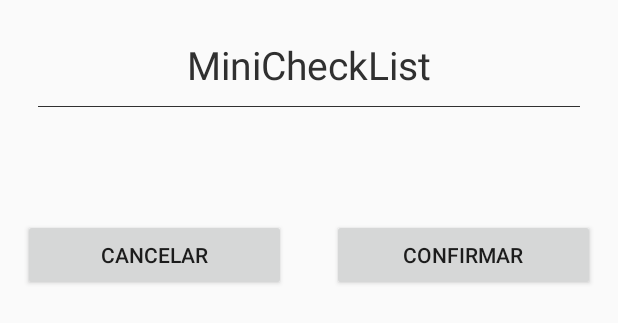
After one commit to willigro/MiniCheckList, an Android app: the layout dialog_confirm.xml on its own in the app's theme, with its tools: preview values and no code run, on a phone screen of 412 x 824 dp. The commit adds this screen. Shown: the top 323 px of the screen. Run offline under Robolectric (Android 15) with nearby library versions, the phone set to English and light mode, and no system bars.

Commit message:
Criado um fluxo de remocao inicial, nao implementa as melhores praticas, adicionada uma classe de dialog customizada

```diff
--- a/app/src/main/java/com/rittamann/minichecklist/ui/checklist/CheckListActivity.kt
+++ b/app/src/main/java/com/rittamann/minichecklist/ui/checklist/CheckListActivity.kt
@@ -16,7 +16,7 @@ import kotlinx.android.synthetic.main.activity_main.recyclerView
 
 class CheckListActivity : BaseActivity() {
 
-    private lateinit var adapter: RecyclerAdapterItem
+    private var adapter: RecyclerAdapterItem? = null
     private lateinit var viewModel: CheckListViewModel
 
     override fun onCreate(savedInstanceState: Bundle?) {
@@ -69,6 +69,7 @@ class CheckListActivity : BaseActivity() {
     }
 
     private fun initRecycler(list: List<Item>) {
+        if (adapter == null) {
             RecyclerAdapterItem(this, list).apply {
                 adapter = this
                 recyclerView.adapter = this
@@ -80,5 +81,8 @@ class CheckListActivity : BaseActivity() {
                     )
                 )
             }
+        } else {
+            adapter!!.forceUpdate(list)
         }
     }
+}
--- a/app/src/main/java/com/rittamann/minichecklist/ui/checklist/RecyclerAdapterItem.kt
+++ b/app/src/main/java/com/rittamann/minichecklist/ui/checklist/RecyclerAdapterItem.kt
@@ -49,6 +49,12 @@ class RecyclerAdapterItem(private val context: Context, private val list: List<I
         }
     }
 
+    fun forceUpdate(list: List<Item>) {
+        (this.list as ArrayList).clear()
+        this.list.addAll(list)
+        notifyDataSetChanged()
+    }
+
     class ViewHolderItem(itemView: View) : RecyclerView.ViewHolder(itemView) {
         val title: TextView = itemView.findViewById(R.id.txtTitle)
         val layout: View = itemView.findViewById(R.id.adapterLayout)
--- a/app/src/main/java/com/rittamann/minichecklist/ui/keepitem/KeepItemModel.kt
+++ b/app/src/main/java/com/rittamann/minichecklist/ui/keepitem/KeepItemModel.kt
@@ -8,4 +8,5 @@ class KeepItemModel(context: Context) {
     private val checkListDAO = CheckListDAO(context)
 
     fun update(item: Item) = checkListDAO.update(item)
+    fun delete(item: Item) = checkListDAO.delete(item)
 }
--- a/app/src/main/res/layout/activity_keep_item.xml
+++ b/app/src/main/res/layout/activity_keep_item.xml
@@ -6,7 +6,10 @@
         android:layout_height="match_parent"
         tools:context=".ui.keepitem.KeepItemActivity">
 
+    <include layout="@layout/toolbar"/>
+
     <EditText
+            android:layout_below="@+id/toolbar"
             android:id="@+id/editTextContent"
             android:minLines="10"
             android:gravity="top|start"
--- /dev/null
+++ b/app/src/main/res/layout/confirm_cancel_buttons_dialog.xml
@@ -0,0 +1,25 @@
+<?xml version="1.0" encoding="utf-8"?>
+<LinearLayout
+        xmlns:android="http://schemas.android.com/apk/res/android"
+        android:layout_marginTop="@dimen/margin_button_top"
+        android:orientation="horizontal"
+        android:layout_width="match_parent"
+        android:id="@+id/confirm_cancel_buttons"
+        android:gravity="center" android:layout_height="wrap_content">
+
+    <Button
+            android:layout_marginRight="@dimen/margin_between_buttons"
+            android:layout_marginEnd="@dimen/margin_between_buttons"
+            android:id="@+id/btn_cancel"
+            android:layout_weight="1"
+            android:text="@string/cancel"
+            style="@style/ButtonOK"/>
+
+    <Button
+            android:layout_marginStart="@dimen/margin_between_buttons"
+            android:layout_marginLeft="@dimen/margin_between_buttons"
+            android:id="@+id/btn_confirm"
+            android:layout_weight="1"
+            android:text="@string/confirm"
+            style="@style/Button"/>
+</LinearLayout>
--- /dev/null
+++ b/app/src/main/res/layout/dialog_confirm.xml
@@ -0,0 +1,16 @@
+<?xml version="1.0" encoding="utf-8"?>
+<LinearLayout xmlns:android="http://schemas.android.com/apk/res/android"
+              android:orientation="vertical"
+              android:layout_width="match_parent"
+              android:padding="@dimen/padding_form"
+              android:layout_height="wrap_content">
+
+    <include layout="@layout/dialog_title"/>
+
+    <TextView
+            android:layout_marginTop="@dimen/margin_button_top"
+            android:id="@+id/txt_message"
+            style="@style/TextViewMessageDialog"/>
+
+    <include layout="@layout/confirm_cancel_buttons_dialog"/>
+</LinearLayout>
--- /dev/null
+++ b/app/src/main/res/layout/dialog_title.xml
@@ -0,0 +1,12 @@
+<?xml version="1.0" encoding="utf-8"?>
+<LinearLayout xmlns:android="http://schemas.android.com/apk/res/android" xmlns:tools="http://schemas.android.com/tools"
+              android:orientation="vertical"
+              android:layout_width="match_parent"
+              android:layout_height="wrap_content">
+
+    <TextView
+            android:text="@string/app_name"
+            style="@style/TextViewTitleDialog"/>
+
+    <include layout="@layout/divider_custom"/>
+</LinearLayout>
--- /dev/null
+++ b/app/src/main/res/layout/divider_custom.xml
@@ -0,0 +1,8 @@
+<?xml version="1.0" encoding="utf-8"?>
+<LinearLayout
+        android:layout_below="@+id/viewDelete"
+        android:background="@color/textColor"
+        android:layout_width="match_parent"
+        android:layout_marginStart="@dimen/margin_side_line"
+        android:layout_marginEnd="@dimen/margin_side_line"
+        android:layout_height="0.5dp" xmlns:android="http://schemas.android.com/apk/res/android"/>
--- a/app/src/main/res/values/dimens.xml
+++ b/app/src/main/res/values/dimens.xml
@@ -1,4 +1,10 @@
 <?xml version="1.0" encoding="utf-8"?>
 <resources>
+    <dimen name="padding_toolbar">25dp</dimen>
     <dimen name="padding_standard">10dp</dimen>
+    <dimen name="padding_form">15dp</dimen>
+
+    <dimen name="margin_side_line">10dp</dimen>
+    <dimen name="margin_button_top">20dp</dimen>
+    <dimen name="margin_between_buttons">15dp</dimen>
 </resources>
--- a/app/src/main/res/values/strings.xml
+++ b/app/src/main/res/values/strings.xml
@@ -1,4 +1,10 @@
 <resources>
     <string name="app_name">MiniCheckList</string>
     <string name="error_new_item">Não foi possível criar uma nova nota</string>
+    <string name="delete">Excluir</string>
+    <string name="cancel">Cancelar</string>
+    <string name="confirm">Confirmar</string>
+    <string name="ok">OK</string>
+    <string name="do_you_wish_remove_item">Deseja remover estas anotações?</string>
+    <string name="item_deleted">Item deletado</string>
 </resources>
--- a/app/src/main/res/values/styles.xml
+++ b/app/src/main/res/values/styles.xml
@@ -14,6 +14,28 @@
         <item name="android:textColor">@color/textColor</item>
     </style>
 
+    <style name="TextViewClickable" parent="Clickable">
+        <item name="android:layout_width">match_parent</item>
+        <item name="android:layout_height">wrap_content</item>
+        <item name="android:textColor">@color/textColor</item>
+    </style>
+
+    <style name="TextViewTitleDialog" parent="TextView">
+        <item name="android:textSize">26sp</item>
+        <item name="android:layout_gravity">center</item>
+        <item name="android:gravity">center</item>
+        <item name="android:layout_marginTop">10dp</item>
+        <item name="android:layout_marginBottom">10dp</item>
+    </style>
+
+    <style name="TextViewMessageDialog" parent="TextView">
+        <item name="android:textSize">14sp</item>
+        <item name="android:layout_gravity">center</item>
+        <item name="android:gravity">center</item>
+        <item name="android:layout_marginTop">15dp</item>
+        <item name="android:layout_marginBottom">15dp</item>
+    </style>
+
     <style name="EditText">
         <item name="android:layout_width">match_parent</item>
         <item name="android:layout_height">match_parent</item>
@@ -23,4 +45,13 @@
         <item name="android:layout_width">match_parent</item>
         <item name="android:layout_height">wrap_content</item>
     </style>
+
+    <style name="ButtonOK" parent="Button">
+        <item name="android:text">@string/ok</item>
+    </style>
+
+    <style name="Clickable">
+        <item name="android:foreground">?android:attr/selectableItemBackground</item>
+        <item name="android:clickable">true</item>
+    </style>
 </resources>
```
Also changed, not shown: app/src/main/java/com/rittamann/minichecklist/ui/keepitem/KeepItemActivity.kt (+24 -1 lines), app/src/main/java/com/rittamann/minichecklist/ui/keepitem/KeepItemViewModel.kt (+8 -2 lines), app/src/main/java/com/rittamann/minichecklist/utils/DialogUtil.kt (added, +64 -0 lines), app/src/main/res/layout/toolbar.xml (added, +18 -0 lines). Lines whose indentation alone changed are shown as unchanged.
